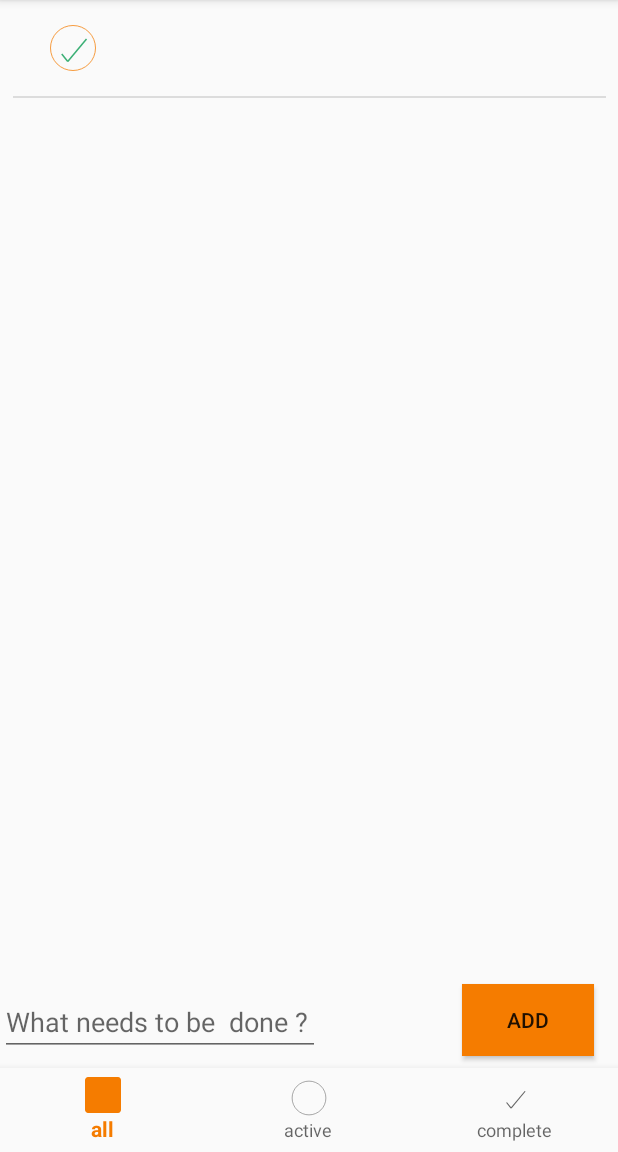
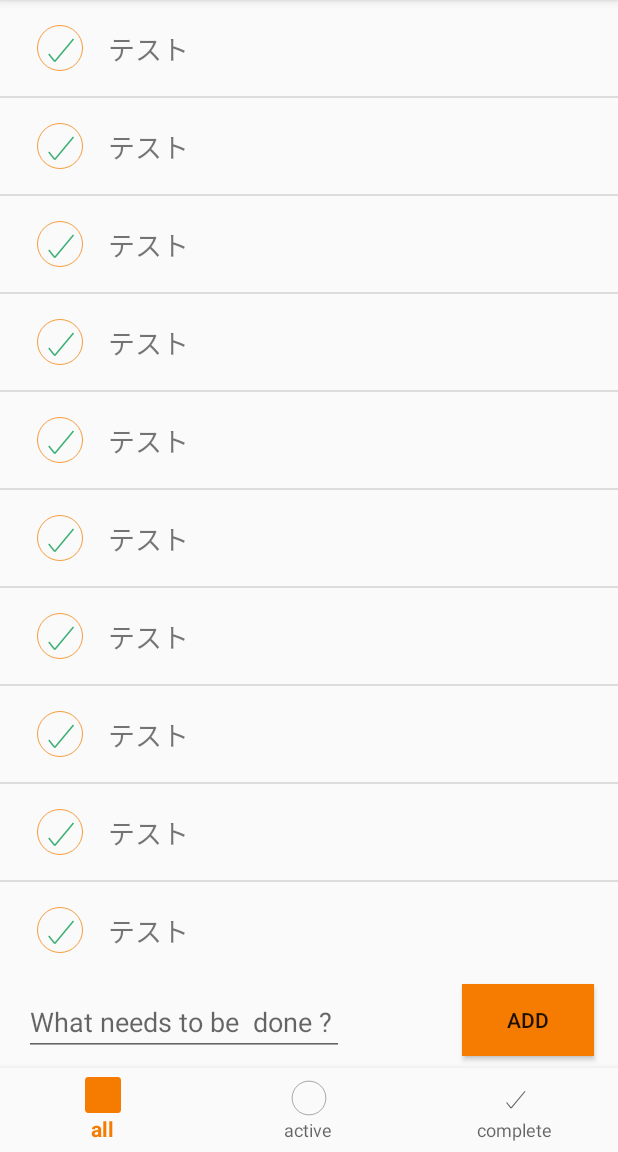
Before and after one commit to yoshida0261/TodoMVC, an Android app: the screen it shows after launch (MainActivity), on a phone screen of 412 x 824 dp, the part 84-1236 px from its top. Run offline under Robolectric (Android 15) with nearby library versions, the phone set to English and light mode, and no system bars.

Commit message:
リストに反映　、ダミーデータ追加

```diff
--- a/app/src/main/java/jp/co/stah/todomvc/presentation/MainActivity.kt
+++ b/app/src/main/java/jp/co/stah/todomvc/presentation/MainActivity.kt
@@ -39,6 +39,27 @@ class MainActivity : BaseActivity() {
         val list = findViewById<ListView>(R.id.todo_list)
         val data = TodoListItem(false, "テスト")
         items.add(data)
+        items.add(data)
+        items.add(data)
+        items.add(data)
+        items.add(data)
+        items.add(data)
+        items.add(data)
+        items.add(data)
+        items.add(data)
+        items.add(data)
+        items.add(data)
+        items.add(data)
+        items.add(data)
+        items.add(data)
+        items.add(data)
+        items.add(data)
+        items.add(data)
+        items.add(data)
+        items.add(data)
+        items.add(data)
+        items.add(data)
+
         val adapter = TodoListAdapter(this, R.layout.todo_list_item, items)
         list.adapter = adapter
 
--- a/app/src/main/java/jp/co/stah/todomvc/presentation/todo/TodoListAdapter.kt
+++ b/app/src/main/java/jp/co/stah/todomvc/presentation/todo/TodoListAdapter.kt
@@ -5,6 +5,8 @@ import android.view.LayoutInflater
 import android.view.View
 import android.view.ViewGroup
 import android.widget.ArrayAdapter
+import android.widget.TextView
+import jp.co.stah.todomvc.R
 
 class TodoListAdapter(context: Context, resource: Int, list: List<TodoListItem>) :
     ArrayAdapter<TodoListItem>(context, resource, list) {
@@ -21,6 +23,10 @@ class TodoListAdapter(context: Context, resource: Int, list: List<TodoListItem>)
         } else {
             view = convertView
         }
+
+        val item = mList[position]
+        view.findViewById<TextView>(R.id.textView).text = item.todoItem
+
         return view
     }
 }
--- a/app/src/main/res/layout/activity_main.xml
+++ b/app/src/main/res/layout/activity_main.xml
@@ -8,11 +8,11 @@
         tools:context=".presentation.MainActivity">
     <ListView
             android:id="@+id/todo_list"
-            android:layout_width="395dp"
-            android:layout_height="524dp"
+            android:layout_width="0dp"
+            android:layout_height="0dp"
             app:layout_constraintTop_toTopOf="parent"
             app:layout_constraintEnd_toEndOf="parent" app:layout_constraintStart_toStartOf="parent"
-    />
+            android:layout_marginBottom="16dp" app:layout_constraintBottom_toTopOf="@+id/editText"/>
     <EditText
             android:layout_width="0dp"
             android:layout_height="wrap_content"
@@ -21,7 +21,7 @@
             android:id="@+id/editText"
             app:layout_constraintStart_toStartOf="parent"
             android:hint="What needs to be  done ?" android:layout_marginBottom="8dp"
-            app:layout_constraintBottom_toTopOf="@+id/navigation"/>
+            app:layout_constraintBottom_toTopOf="@+id/navigation" android:layout_marginStart="16dp"/>
     <Button
             android:text="add"
             android:background="@color/colorPrimary"
```
